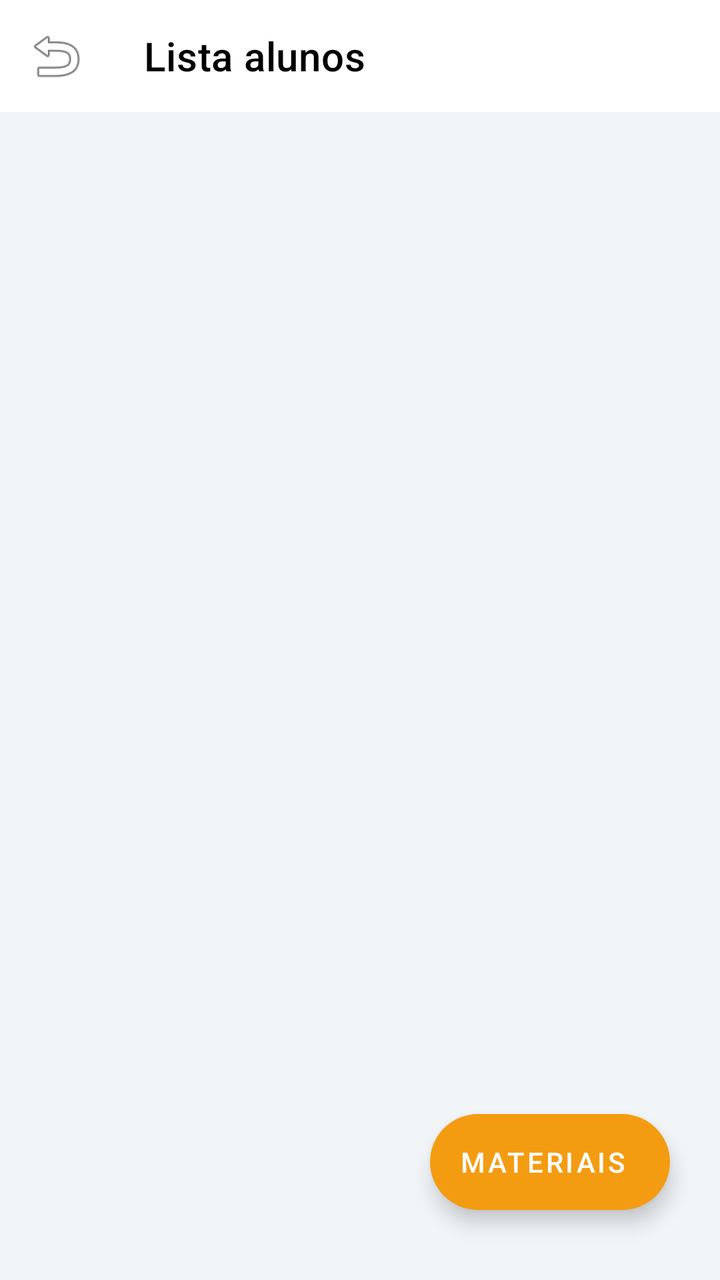
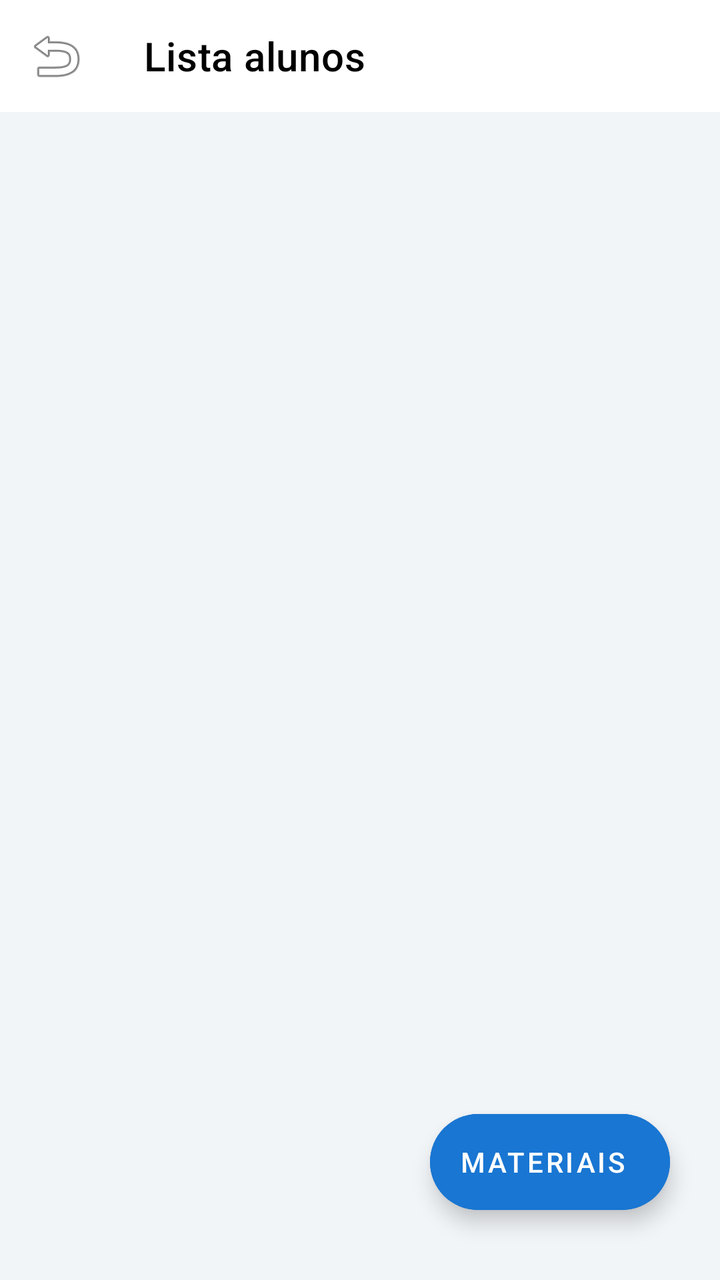

Compare the two renders of this Android layout. The source of the first and the diff that turns it into the second are given below.
<!-- AndroidManifest.xml: application theme Theme.ProjetoOffWeb -->
<!-- res/layout/activity_lista_alunos.xml -->
<?xml version="1.0" encoding="utf-8"?>
<RelativeLayout xmlns:android="http://schemas.android.com/apk/res/android"
    xmlns:app="http://schemas.android.com/apk/res-auto"
    xmlns:tools="http://schemas.android.com/tools"
    android:id="@+id/lista_alunos_activity"
    android:layout_width="match_parent"
    android:layout_height="match_parent"
    tools:context=".ui.Activity.TurmaActivity">

    <com.google.android.material.appbar.AppBarLayout
        android:id="@+id/appBar"
        android:layout_width="match_parent"
        android:layout_height="wrap_content"
        android:theme="@style/Theme.ProjetoOffWeb">

        <androidx.appcompat.widget.Toolbar
            android:id="@+id/toolbar"
            android:layout_width="match_parent"
            android:layout_height="?attr/actionBarSize"
            android:background="@color/white"
            app:navigationIcon="@android:drawable/ic_menu_revert"
            app:title="Lista alunos"
            app:titleTextColor="@android:color/black"/>
    </com.google.android.material.appbar.AppBarLayout>


    <androidx.recyclerview.widget.RecyclerView
        android:id="@+id/recycler_view_lista_alunos"
        android:layout_width="match_parent"
        android:layout_height="match_parent"
        android:background="@color/cardview_shadow_end_color"
        app:layoutManager="androidx.recyclerview.widget.LinearLayoutManager"
        app:layout_constraintBottom_toBottomOf="parent"
        app:layout_constraintEnd_toEndOf="parent"
        app:layout_constraintStart_toStartOf="parent"
        app:layout_constraintTop_toTopOf="parent"
        tools:listitem="@layout/item_aluno"
        android:layout_below="@+id/appBar"/>

    <com.google.android.material.floatingactionbutton.ExtendedFloatingActionButton
        android:id="@+id/btn_adc_materiais"
        android:layout_width="wrap_content"
        android:layout_height="wrap_content"
        android:layout_alignParentEnd="true"
        android:layout_alignParentBottom="true"
        android:layout_marginBottom="35dp"
        android:layout_marginEnd="25dp"
        android:text="MATERIAIS"
        android:textAlignment="center"
        app:rippleColor="@android:color/darker_gray" />

</RelativeLayout>
<!-- res/layout/item_aluno.xml (included above) -->
<?xml version="1.0" encoding="utf-8"?>
<com.google.android.material.card.MaterialCardView xmlns:android="http://schemas.android.com/apk/res/android"
    android:layout_width="match_parent"
    android:layout_height="wrap_content"
    android:layout_margin="10dp"
    android:radius="12dp">

    <TextView
        android:id="@+id/nome_aluno"
        android:layout_width="match_parent"
        android:layout_height="wrap_content"
        android:textColor="@color/black"
        android:textSize="16sp"
        android:textStyle="bold"
        android:maxLines="1"
        android:ellipsize="end"
        android:padding="5dp"/>
</com.google.android.material.card.MaterialCardView>
<!-- resources referenced by this layout -->
<resources>
  <color name="black">#FF000000</color>
  <color name="white">#FFFFFFFF</color>
  <style name="Theme.ProjetoOffWeb" parent="Theme.MaterialComponents.DayNight.NoActionBar">
          
          <item name="android:windowBackground">@color/background_app</item>
  
  
          
          
          <item name="colorPrimaryVariant">@color/colorPrimaryVariant</item>
          <item name="android:colorPrimary">@color/colorPrimary</item>
          <item name="android:colorPrimaryDark">@color/colorPrimaryVariant</item>
          <item name="colorControlNormal">@color/black</item>
  
  
          
          <item name="colorSecondary">@color/colorSecondary</item>
          <item name="colorSecondaryVariant">@color/colorSecondaryVariant</item>
  
          
          <item name="colorError">@color/colorError</item>
  
          
          <item name="colorOnPrimary">@color/colorOnPrimary</item>
          <item name="colorOnSecondary">@color/colorOnSecondary</item>
          <item name="colorOnBackground">@color/colorOnBackground</item>
          <item name="colorOnSurface">@color/colorOnSurface</item>
  
          
          <item name="colorSurface">@color/colorSurface</item>
  
          
  
  
  
      </style>
  <color name="background_app">#F5F8FB</color>
  <color name="colorPrimaryVariant">#1A252F</color>
  <color name="colorPrimary">#2C3E50</color>
  <color name="colorSecondary">#F39C12</color>
  <color name="colorSecondaryVariant">#D68910</color>
  <color name="colorError">#E74C3C</color>
  <color name="colorOnPrimary">#FFFFFF</color>
  <color name="colorOnSecondary">#FFFFFF</color>
  <color name="colorOnBackground">#2C3E50</color>
  <color name="colorOnSurface">#2C3E50</color>
  <color name="colorSurface">#FFFFFF</color>
</resources>

<!-- the commit's change to res/layout/activity_lista_alunos.xml (unified diff, before → after) -->
@@ -47,7 +47,10 @@
         android:layout_marginEnd="25dp"
         android:text="MATERIAIS"
         android:textAlignment="center"
-        app:rippleColor="@android:color/darker_gray" />
+        android:textColor="@android:color/white"
+        android:backgroundTint="#1976D2"
+        app:rippleColor="@android:color/darker_gray"
+        app:iconTint="@android:color/white" />
 
 </RelativeLayout>
 <!-- res/layout/item_aluno.xml (included above) -->
